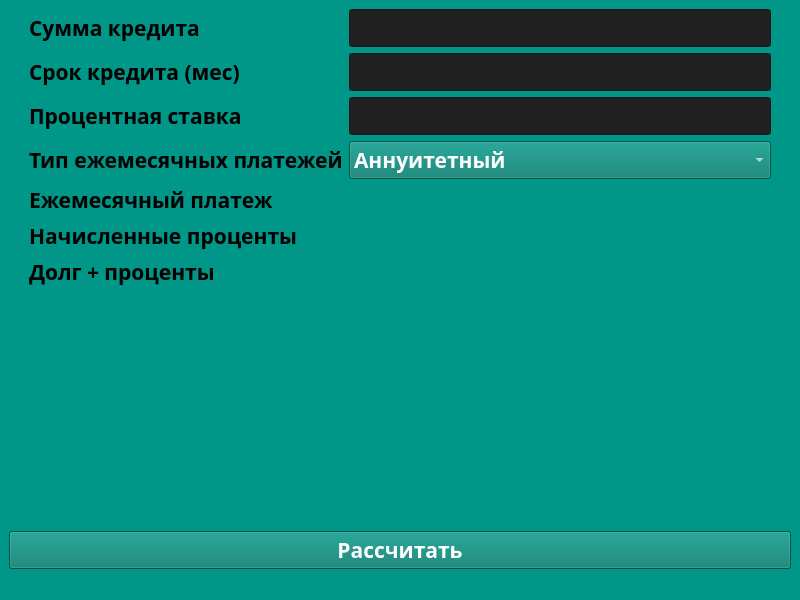
Above: src/calculator/loancalc.ui from ElectricEnchanter/Calculator_v1.0 before the change. Below: the same form after it.
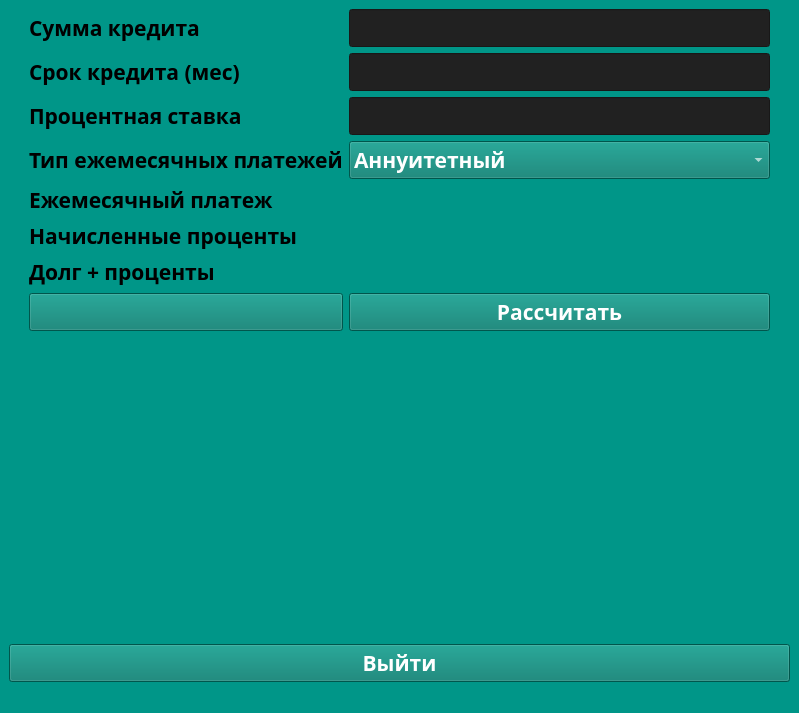
That is the form after the change. Icons and pictures are not drawn. Custom widgets are drawn as their Qt base class.

```diff
--- a/src/calculator/loancalc.ui
+++ b/src/calculator/loancalc.ui
@@ -6,8 +6,8 @@
    <rect>
     <x>0</x>
     <y>0</y>
-    <width>800</width>
-    <height>600</height>
+    <width>799</width>
+    <height>713</height>
    </rect>
   </property>
   <property name="font">
@@ -24,12 +24,26 @@
    <string notr="true">background-color:#009688</string>
   </property>
   <widget class="QWidget" name="centralwidget">
-   <layout class="QVBoxLayout" name="verticalLayout" stretch="0,1,0">
+   <layout class="QVBoxLayout" name="verticalLayout" stretch="1,1,0">
     <item>
-     <layout class="QGridLayout" name="gridLayout_2" rowstretch="0,0,0,0,0,0,0" rowminimumheight="1,1,1,1,1,1,1">
+     <layout class="QGridLayout" name="gridLayout_2" rowstretch="0,0,0,0,0,0,0,0">
       <property name="sizeConstraint">
        <enum>QLayout::SetMinimumSize</enum>
       </property>
+      <item row="4" column="2">
+       <widget class="QLabel" name="outputMonPay">
+        <property name="font">
+         <font>
+          <family>PT Sans Caption</family>
+          <pointsize>16</pointsize>
+          <bold>true</bold>
+         </font>
+        </property>
+        <property name="text">
+         <string/>
+        </property>
+       </widget>
+      </item>
       <item row="0" column="0">
        <spacer name="horizontalSpacer">
         <property name="font">
@@ -67,62 +81,6 @@
         </property>
        </widget>
       </item>
-      <item row="0" column="1">
-       <widget class="QLabel" name="label">
-        <property name="font">
-         <font>
-          <family>PT Sans Caption</family>
-          <pointsize>16</pointsize>
-          <bold>true</bold>
-         </font>
-        </property>
-        <property name="text">
-         <string>Сумма кредита</string>
-        </property>
-       </widget>
-      </item>
-      <item row="2" column="1">
-       <widget class="QLabel" name="label_3">
-        <property name="font">
-         <font>
-          <family>PT Sans Caption</family>
-          <pointsize>16</pointsize>
-          <bold>true</bold>
-         </font>
-        </property>
-        <property name="text">
-         <string>Процентная ставка</string>
-        </property>
-       </widget>
-      </item>
-      <item row="6" column="1">
-       <widget class="QLabel" name="label_6">
-        <property name="font">
-         <font>
-          <family>PT Sans Caption</family>
-          <pointsize>16</pointsize>
-          <bold>true</bold>
-         </font>
-        </property>
-        <property name="text">
-         <string>Долг + проценты</string>
-        </property>
-       </widget>
-      </item>
-      <item row="4" column="2">
-       <widget class="QLabel" name="outputMonPay">
-        <property name="font">
-         <font>
-          <family>PT Sans Caption</family>
-          <pointsize>16</pointsize>
-          <bold>true</bold>
-         </font>
-        </property>
-        <property name="text">
-         <string/>
-        </property>
-       </widget>
-      </item>
       <item row="3" column="2">
        <widget class="QComboBox" name="inputPayType">
         <property name="font">
@@ -132,10 +90,22 @@
           <bold>true</bold>
          </font>
         </property>
+        <property name="layoutDirection">
+         <enum>Qt::LeftToRight</enum>
+        </property>
+        <property name="autoFillBackground">
+         <bool>false</bool>
+        </property>
         <property name="styleSheet">
          <string notr="true">color: #FFFFFF;
 background-color: #00796B</string>
         </property>
+        <property name="insertPolicy">
+         <enum>QComboBox::InsertAtBottom</enum>
+        </property>
+        <property name="sizeAdjustPolicy">
+         <enum>QComboBox::AdjustToContentsOnFirstShow</enum>
+        </property>
         <item>
          <property name="text">
           <string>Аннуитетный</string>
@@ -148,8 +118,8 @@
         </item>
        </widget>
       </item>
-      <item row="2" column="2">
-       <widget class="QLineEdit" name="intputRate">
+      <item row="0" column="2">
+       <widget class="QLineEdit" name="inputSum">
         <property name="font">
          <font>
           <family>PT Sans Caption</family>
@@ -164,13 +134,27 @@
          <string notr="true">background-color: #212121</string>
         </property>
         <property name="inputMask">
-         <string comment="000.000.000.000"/>
+         <string extracomment="000.000.000.000"/>
         </property>
         <property name="maxLength">
          <number>254</number>
         </property>
        </widget>
       </item>
+      <item row="2" column="1">
+       <widget class="QLabel" name="label_3">
+        <property name="font">
+         <font>
+          <family>PT Sans Caption</family>
+          <pointsize>16</pointsize>
+          <bold>true</bold>
+         </font>
+        </property>
+        <property name="text">
+         <string>Процентная ставка</string>
+        </property>
+       </widget>
+      </item>
       <item row="3" column="1">
        <widget class="QLabel" name="inputPayTypeLabel">
         <property name="font">
@@ -185,6 +169,48 @@
         </property>
        </widget>
       </item>
+      <item row="5" column="1">
+       <widget class="QLabel" name="dasdsad">
+        <property name="font">
+         <font>
+          <family>PT Sans Caption</family>
+          <pointsize>16</pointsize>
+          <bold>true</bold>
+         </font>
+        </property>
+        <property name="text">
+         <string>Начисленные проценты</string>
+        </property>
+       </widget>
+      </item>
+      <item row="0" column="1">
+       <widget class="QLabel" name="label">
+        <property name="font">
+         <font>
+          <family>PT Sans Caption</family>
+          <pointsize>16</pointsize>
+          <bold>true</bold>
+         </font>
+        </property>
+        <property name="text">
+         <string>Сумма кредита</string>
+        </property>
+       </widget>
+      </item>
+      <item row="6" column="1">
+       <widget class="QLabel" name="label_6">
+        <property name="font">
+         <font>
+          <family>PT Sans Caption</family>
+          <pointsize>16</pointsize>
+          <bold>true</bold>
+         </font>
+        </property>
+        <property name="text">
+         <string>Долг + проценты</string>
+        </property>
+       </widget>
+      </item>
       <item row="4" column="1">
        <widget class="QLabel" name="label_4">
         <property name="font">
@@ -213,69 +239,6 @@
         </property>
        </widget>
       </item>
-      <item row="0" column="2">
-       <widget class="QLineEdit" name="inputSum">
-        <property name="font">
-         <font>
-          <family>PT Sans Caption</family>
-          <pointsize>16</pointsize>
-          <bold>true</bold>
-         </font>
-        </property>
-        <property name="autoFillBackground">
-         <bool>false</bool>
-        </property>
-        <property name="styleSheet">
-         <string notr="true">background-color: #212121</string>
-        </property>
-        <property name="inputMask">
-         <string extracomment="000.000.000.000"/>
-        </property>
-        <property name="maxLength">
-         <number>254</number>
-        </property>
-       </widget>
-      </item>
-      <item row="1" column="2">
-       <widget class="QLineEdit" name="inputTerm">
-        <property name="font">
-         <font>
-          <family>PT Sans Caption</family>
-          <pointsize>16</pointsize>
-          <bold>true</bold>
-         </font>
-        </property>
-        <property name="autoFillBackground">
-         <bool>false</bool>
-        </property>
-        <property name="styleSheet">
-         <string notr="true">background-color: #212121</string>
-        </property>
-        <property name="inputMask">
-         <string extracomment="000.000.000.000"/>
-        </property>
-        <property name="text">
-         <string/>
-        </property>
-        <property name="maxLength">
-         <number>254</number>
-        </property>
-       </widget>
-      </item>
-      <item row="5" column="1">
-       <widget class="QLabel" name="dasdsad">
-        <property name="font">
-         <font>
-          <family>PT Sans Caption</family>
-          <pointsize>16</pointsize>
-          <bold>true</bold>
-         </font>
-        </property>
-        <property name="text">
-         <string>Начисленные проценты</string>
-        </property>
-       </widget>
-      </item>
       <item row="5" column="2">
        <widget class="QLabel" name="outputAccrInter">
         <property name="font">
@@ -313,6 +276,114 @@
         </property>
        </spacer>
       </item>
+      <item row="2" column="2">
+       <widget class="QLineEdit" name="intputRate">
+        <property name="font">
+         <font>
+          <family>PT Sans Caption</family>
+          <pointsize>16</pointsize>
+          <bold>true</bold>
+         </font>
+        </property>
+        <property name="autoFillBackground">
+         <bool>false</bool>
+        </property>
+        <property name="styleSheet">
+         <string notr="true">background-color: #212121</string>
+        </property>
+        <property name="inputMask">
+         <string comment="000.000.000.000"/>
+        </property>
+        <property name="maxLength">
+         <number>254</number>
+        </property>
+       </widget>
+      </item>
+      <item row="1" column="2">
+       <widget class="QLineEdit" name="inputTerm">
+        <property name="font">
+         <font>
+          <family>PT Sans Caption</family>
+          <pointsize>16</pointsize>
+          <bold>true</bold>
+         </font>
+        </property>
+        <property name="autoFillBackground">
+         <bool>false</bool>
+        </property>
+        <property name="styleSheet">
+         <string notr="true">background-color: #212121</string>
+        </property>
+        <property name="inputMask">
+         <string extracomment="000.000.000.000"/>
+        </property>
+        <property name="text">
+         <string/>
+        </property>
+        <property name="maxLength">
+         <number>254</number>
+        </property>
+       </widget>
+      </item>
+      <item row="7" column="1">
+       <widget class="QPushButton" name="eraseButton">
+        <property name="font">
+         <font>
+          <family>PT Sans Caption</family>
+          <pointsize>16</pointsize>
+          <bold>true</bold>
+         </font>
+        </property>
+        <property name="styleSheet">
+         <string notr="true">color: #FFFFFF;
+background-color: #00796B</string>
+        </property>
+        <property name="text">
+         <string/>
+        </property>
+        <property name="icon">
+         <iconset resource="../../assets/icons/icons.qrc">
+          <normaloff>:/backspace.png</normaloff>:/backspace.png</iconset>
+        </property>
+        <property name="iconSize">
+         <size>
+          <width>24</width>
+          <height>24</height>
+         </size>
+        </property>
+       </widget>
+      </item>
+      <item row="7" column="2">
+       <widget class="QPushButton" name="equal">
+        <property name="font">
+         <font>
+          <family>PT Sans Caption</family>
+          <pointsize>16</pointsize>
+          <bold>true</bold>
+         </font>
+        </property>
+        <property name="layoutDirection">
+         <enum>Qt::RightToLeft</enum>
+        </property>
+        <property name="styleSheet">
+         <string notr="true">color: #FFFFFF;
+background-color: #00796B</string>
+        </property>
+        <property name="text">
+         <string>Рассчитать</string>
+        </property>
+        <property name="icon">
+         <iconset resource="../../assets/icons/icons.qrc">
+          <normaloff>:/icon.icns</normaloff>:/icon.icns</iconset>
+        </property>
+        <property name="iconSize">
+         <size>
+          <width>24</width>
+          <height>24</height>
+         </size>
+        </property>
+       </widget>
+      </item>
      </layout>
     </item>
     <item>
@@ -327,7 +398,7 @@
      </widget>
     </item>
     <item>
-     <widget class="QPushButton" name="equal">
+     <widget class="QPushButton" name="closeButton">
       <property name="font">
        <font>
         <family>PT Sans Caption</family>
@@ -335,12 +406,25 @@
         <bold>true</bold>
        </font>
       </property>
+      <property name="layoutDirection">
+       <enum>Qt::RightToLeft</enum>
+      </property>
       <property name="styleSheet">
        <string notr="true">color: #FFFFFF;
 background-color: #00796B</string>
       </property>
       <property name="text">
-       <string>Рассчитать</string>
+       <string>Выйти</string>
+      </property>
+      <property name="icon">
+       <iconset resource="../../assets/icons/icons.qrc">
+        <normaloff>:/close.png</normaloff>:/close.png</iconset>
+      </property>
+      <property name="iconSize">
+       <size>
+        <width>24</width>
+        <height>24</height>
+       </size>
       </property>
      </widget>
     </item>
```
Left out of the diff: 4 changed lines with no effect on the pictures.
